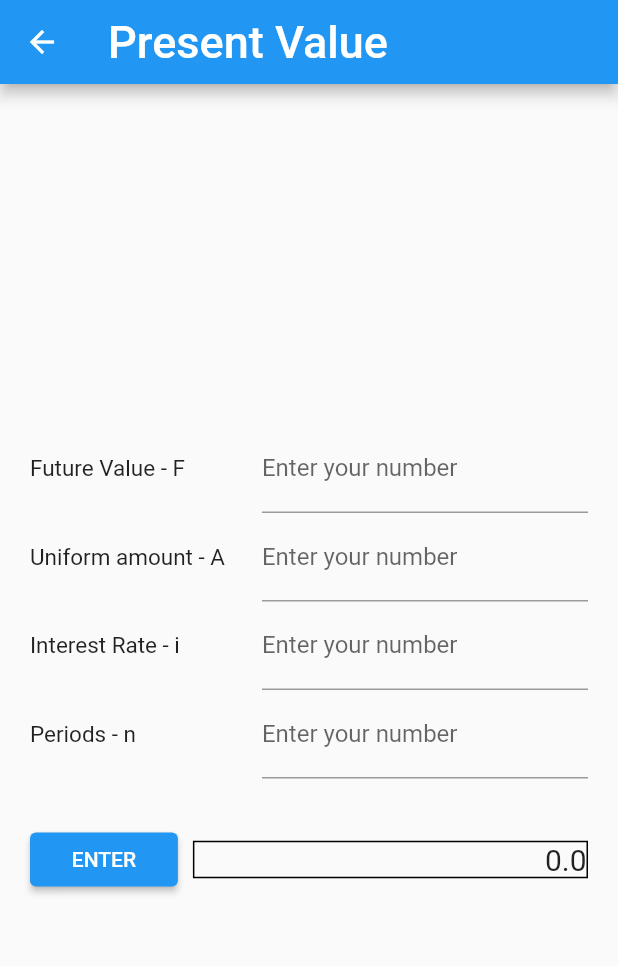
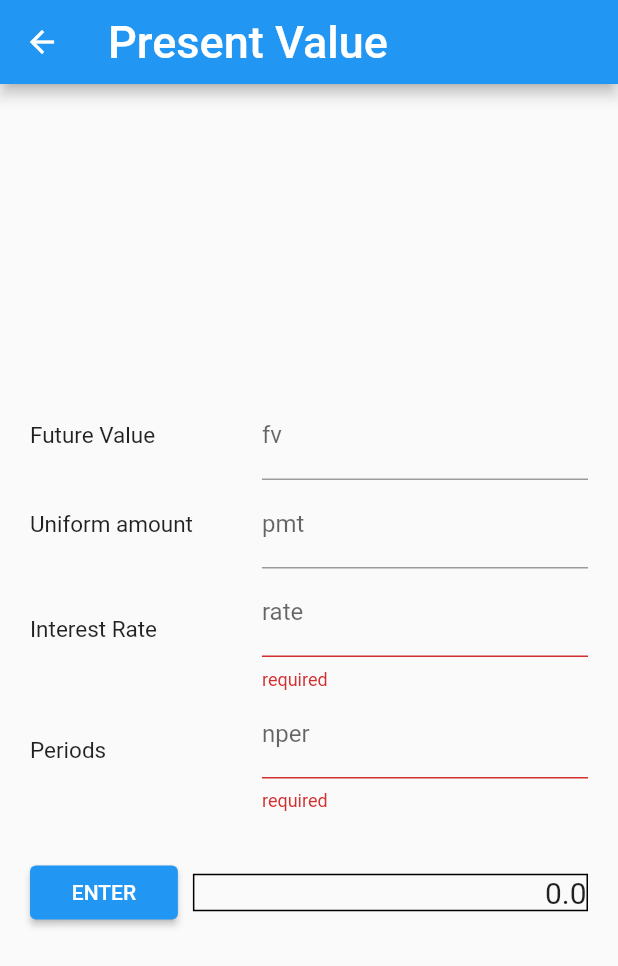
Before and after one commit to JCastle4/CS4750Calculator, a Flutter app: the PresentValue screen opened directly, after a tap on "ENTER", on a phone screen of 412 x 824 dp. Shown: the top 966 px of the screen. Run offline on Flutter 3.47's test engine with Material 2 defaults, Android fonts, the phone set to English and light mode, and no system bars.

Commit message:
textField to textFormField, added validation

```diff
--- a/lib/present_value_page.dart
+++ b/lib/present_value_page.dart
@@ -11,6 +11,8 @@ class PresentValue extends StatefulWidget {
 }
 
 class _PresentValueState extends State<PresentValue> {
+
+  final _formKey = GlobalKey<FormState>();
 
   final futureController = TextEditingController();
   final uniformController = TextEditingController();
@@ -34,8 +36,11 @@ class _PresentValueState extends State<PresentValue> {
 
   void updateText(){
     setState(() {
-      future = double.parse(futureController.text);
-      uniform = double.parse(uniformController.text);
+
+      if(futureController.text.isEmpty){future=0;}
+      else{future = double.parse(futureController.text);}
+      if(uniformController.text.isEmpty){uniform=0;}
+      else{uniform = double.parse(uniformController.text);}
       rate = double.parse(rateController.text)/100;
       periods = int.parse(periodsController.text);
     });
@@ -51,6 +56,8 @@ class _PresentValueState extends State<PresentValue> {
           ),
         ),
         body: Center(
+          child: Form(
+            key: _formKey,
             child: Column(
               mainAxisAlignment: MainAxisAlignment.center,
               children: <Widget>[
@@ -61,7 +68,7 @@ class _PresentValueState extends State<PresentValue> {
                           child: Container(
                             margin: EdgeInsets.only(left: 20, right: 5),
                               child: Text(
-                                'Future Value - F',
+                                  'Future Value',
                                 style: TextStyle(
                                 fontSize: 15,
                               ),
@@ -76,7 +83,7 @@ class _PresentValueState extends State<PresentValue> {
                               textAlign: TextAlign.right,
                               controller: futureController,
                               //new InputDecoration ?
-                            decoration: InputDecoration(labelText: "Enter your number"),
+                              decoration: InputDecoration(labelText: "fv"),
                               keyboardType: TextInputType.number,
                               inputFormatters: <TextInputFormatter>[
                                 FilteringTextInputFormatter.digitsOnly
@@ -93,7 +100,7 @@ class _PresentValueState extends State<PresentValue> {
                           child: Container(
                               margin: EdgeInsets.only(left: 20, right: 5),
                               child: Text(
-                              'Uniform amount - A',
+                                'Uniform amount',
                                 style: TextStyle(
                                   fontSize: 15,
                                 ),
@@ -104,10 +111,10 @@ class _PresentValueState extends State<PresentValue> {
                           flex: 50,
                           child: Container(
                             margin: EdgeInsets.only(right: 20, left: 5),
-                          child: TextField(
+                            child: TextFormField(
                               textAlign: TextAlign.right,
                               controller: uniformController,
-                            decoration: InputDecoration(labelText: "Enter your number"),
+                              decoration: InputDecoration(labelText: "pmt"),
                               keyboardType: TextInputType.number,
                               inputFormatters: <TextInputFormatter>[
                                 FilteringTextInputFormatter.digitsOnly
@@ -124,7 +131,7 @@ class _PresentValueState extends State<PresentValue> {
                           child: Container(
                               margin: EdgeInsets.only(left: 20, right: 5),
                               child: Text(
-                              'Interest Rate - i',
+                                'Interest Rate',
                                 style: TextStyle(
                                   fontSize: 15,
                                 ),
@@ -135,10 +142,16 @@ class _PresentValueState extends State<PresentValue> {
                           flex: 50,
                           child: Container(
                             margin: EdgeInsets.only(right: 20, left: 5),
-                          child: TextField(
+                            child: TextFormField(
+                              validator: (value){
+                                if(value!.isNotEmpty && double.parse(value) > 0){
+                                  return null;
+                                }
+                                else return 'required';
+                              },
                               textAlign: TextAlign.right,
                               controller: rateController,
-                            decoration: InputDecoration(labelText: "Enter your number"),
+                              decoration: InputDecoration(labelText: "rate"),
                               keyboardType: TextInputType.number,
                               inputFormatters: <TextInputFormatter>[
                                 FilteringTextInputFormatter.digitsOnly
@@ -155,7 +168,7 @@ class _PresentValueState extends State<PresentValue> {
                           child: Container(
                               margin: EdgeInsets.only(left: 20, right: 5),
                               child: Text(
-                              'Periods - n',
+                                'Periods',
                                 style: TextStyle(
                                   fontSize: 15,
                                 ),
@@ -166,10 +179,16 @@ class _PresentValueState extends State<PresentValue> {
                           flex: 50,
                           child: Container(
                             margin: EdgeInsets.only(right: 20, left: 5),
-                          child: TextField(
+                            child: TextFormField(
+                              validator: (value){
+                                if(value!.isNotEmpty && double.parse(value) > 0){
+                                  return null;
+                                }
+                                else return 'required';
+                              },
                               textAlign: TextAlign.right,
                               controller: periodsController,
-                            decoration: InputDecoration(labelText: "Enter your number"),
+                              decoration: InputDecoration(labelText: "nper"),
                               keyboardType: TextInputType.number,
                               inputFormatters: <TextInputFormatter>[
                                 FilteringTextInputFormatter.digitsOnly
@@ -187,10 +206,14 @@ class _PresentValueState extends State<PresentValue> {
                         margin: EdgeInsets.only(left: 20, right: 5, top: 30),
                         child: ElevatedButton(
                             onPressed: (){
+                              if(_formKey.currentState!.validate()) {
                                 updateText();
-                            double F = future * (pow(1+(rate),-periods));
-                            double A = uniform * ((pow(1+rate,periods)-1)/(rate * pow(1+rate, periods)));
+                                double F = future * (pow(1 + (rate), -periods));
+                                double A = uniform *
+                                    ((pow(1 + rate, periods) - 1) /
+                                        (rate * pow(1 + rate, periods)));
                                 outPut = F + A;
+                              }
 
                             },
                             child: Text(
@@ -219,6 +242,7 @@ class _PresentValueState extends State<PresentValue> {
                 ),
               ],
             ),
+          ),
         ));
   }
 }
```
Lines whose indentation alone changed are shown as unchanged.
